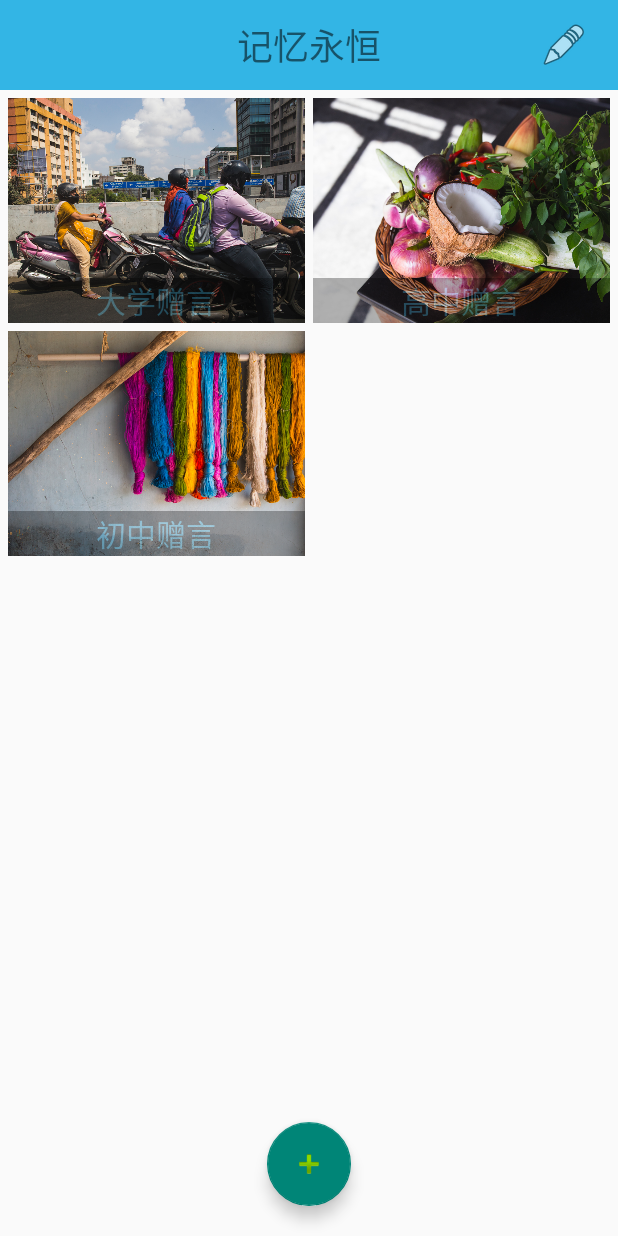
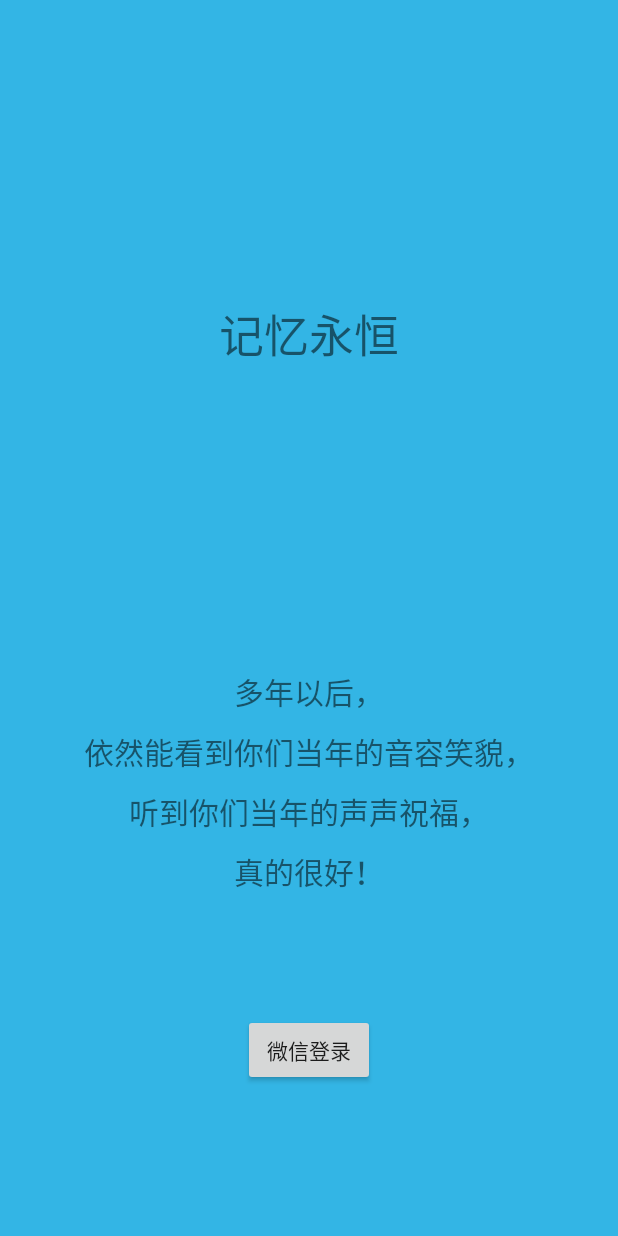
Before and after one commit to jiangqiqi/Memory_Forever, an Android app: the screen it shows after launch (MainActivity before the commit, SplashActivity after it), on a phone screen of 412 x 824 dp. Run offline under Robolectric (Android 15) with nearby library versions, the phone set to English and light mode, and no system bars; our stand-ins replace data binding.

Commit message:
启动UI

```diff
--- a/app/src/main/AndroidManifest.xml
+++ b/app/src/main/AndroidManifest.xml
@@ -20,13 +20,14 @@
         android:roundIcon="@mipmap/ic_launcher_round"
         android:supportsRtl="true"
         android:theme="@style/Theme.Design.Light.NoActionBar">
-        <activity android:name=".ui.MainActivity">
+        <activity android:name=".ui.SplashActivity">
             <intent-filter>
                 <action android:name="android.intent.action.MAIN" />
 
                 <category android:name="android.intent.category.LAUNCHER" />
             </intent-filter>
         </activity>
+        <activity android:name=".ui.MainActivity"/>
         <activity android:name=".ui.GreetsActivity" />
         <activity android:name=".ui.RecordsActivity" />
         <activity android:name=".ui.EditActivity" />
--- a/app/src/main/java/com/danqin/memory_forever/ui/MainActivity.java
+++ b/app/src/main/java/com/danqin/memory_forever/ui/MainActivity.java
@@ -112,9 +112,15 @@ public class MainActivity extends Activity implements AddModuleDialog.OnConfirmL
             binding.getRoot().setOnClickListener(new View.OnClickListener() {
                 @Override
                 public void onClick(View v) {
-                    Intent intent = new Intent(MainActivity.this, RecordsActivity.class);
-                    intent.putExtra(KEY_MODULE,module);
-                    startActivity(intent);
+                    if (module.getType() == 1) {
+                        Intent intent = new Intent(MainActivity.this, GreetsActivity.class);
+                        intent.putExtra(KEY_MODULE, module);
+                        startActivity(intent);
+                    }else{
+                        Intent intent = new Intent(MainActivity.this,RecordsActivity.class);
+                        intent.putExtra(KEY_MODULE,module);
+                        startActivity(intent);
+                    }
                 }
             });
             binding.moduleDelete.setOnClickListener(new View.OnClickListener() {
--- a/app/src/main/res/layout/activity_splash.xml
+++ b/app/src/main/res/layout/activity_splash.xml
@@ -21,13 +21,57 @@
             app:layout_constraintRight_toRightOf="parent" />
 
         <TextView
-            android:layout_width="wrap_content"
+            android:layout_width="0dp"
             android:layout_height="wrap_content"
-            android:layout_marginBottom="10dp"
-            android:text="@string/memory_forever"
-            android:textSize="30sp"
+            android:layout_marginBottom="200dp"
+            android:gravity="center"
+            android:text="多年以后，"
+            android:textSize="20sp"
             app:layout_constraintBottom_toTopOf="@+id/login_by_weixin"
             app:layout_constraintLeft_toLeftOf="parent"
             app:layout_constraintRight_toRightOf="parent" />
+
+        <TextView
+            android:layout_width="0dp"
+            android:layout_height="wrap_content"
+            android:layout_marginBottom="160dp"
+            android:gravity="center"
+            android:text="依然能看到你们当年的音容笑貌，"
+            android:textSize="20sp"
+            app:layout_constraintBottom_toTopOf="@+id/login_by_weixin"
+            app:layout_constraintLeft_toLeftOf="parent"
+            app:layout_constraintRight_toRightOf="parent" />
+
+        <TextView
+            android:layout_width="0dp"
+            android:layout_height="wrap_content"
+            android:layout_marginBottom="120dp"
+            android:gravity="center"
+            android:text="听到你们当年的声声祝福，"
+            android:textSize="20sp"
+            app:layout_constraintBottom_toTopOf="@+id/login_by_weixin"
+            app:layout_constraintLeft_toLeftOf="parent"
+            app:layout_constraintRight_toRightOf="parent" />
+
+        <TextView
+            android:layout_width="0dp"
+            android:layout_height="wrap_content"
+            android:layout_marginBottom="80dp"
+            android:gravity="center"
+            android:text="真的很好！"
+            android:textSize="20sp"
+            app:layout_constraintBottom_toTopOf="@+id/login_by_weixin"
+            app:layout_constraintLeft_toLeftOf="parent"
+            app:layout_constraintRight_toRightOf="parent" />
+
+        <TextView
+            android:layout_width="wrap_content"
+            android:layout_height="wrap_content"
+            android:layout_marginTop="200dp"
+            android:text="@string/memory_forever"
+            android:textSize="30sp"
+            app:layout_constraintLeft_toLeftOf="parent"
+            app:layout_constraintRight_toRightOf="parent"
+            app:layout_constraintTop_toTopOf="parent" />
     </android.support.constraint.ConstraintLayout>
 </layout>
--- a/app/src/main/res/layout/record_item.xml
+++ b/app/src/main/res/layout/record_item.xml
@@ -4,7 +4,9 @@
     <android.support.constraint.ConstraintLayout xmlns:android="http://schemas.android.com/apk/res/android"
         xmlns:app="http://schemas.android.com/apk/res-auto"
         android:layout_width="match_parent"
-        android:layout_height="wrap_content">
+        android:layout_height="wrap_content"
+        android:layout_marginTop="20dp"
+        >
 
         <TextView
             android:id="@+id/date_tv"
```
